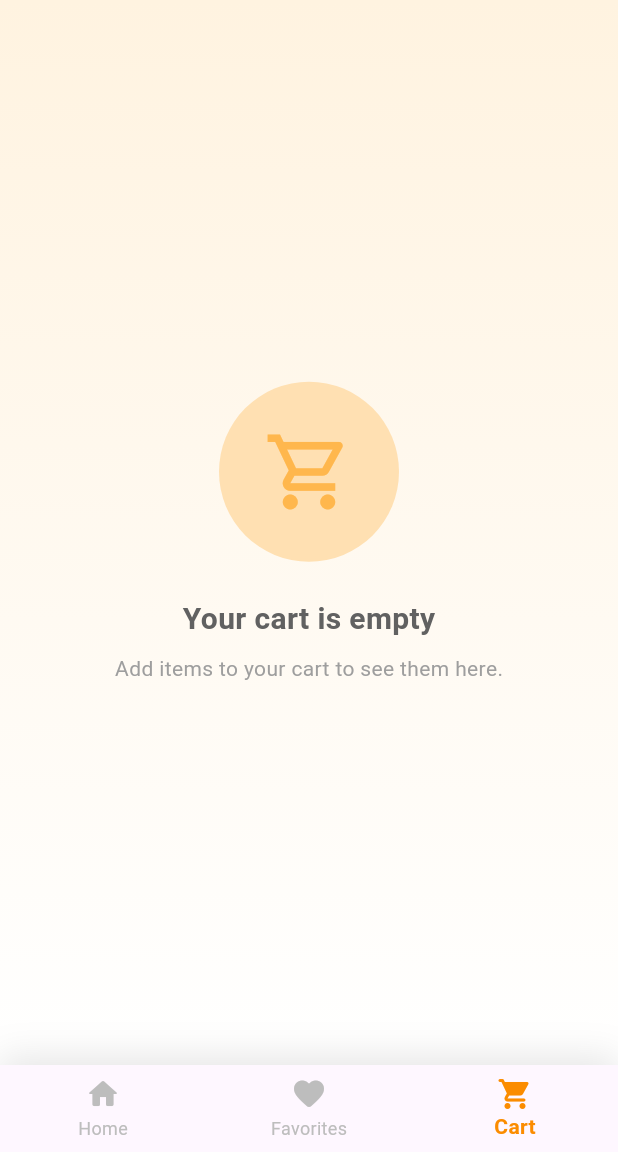
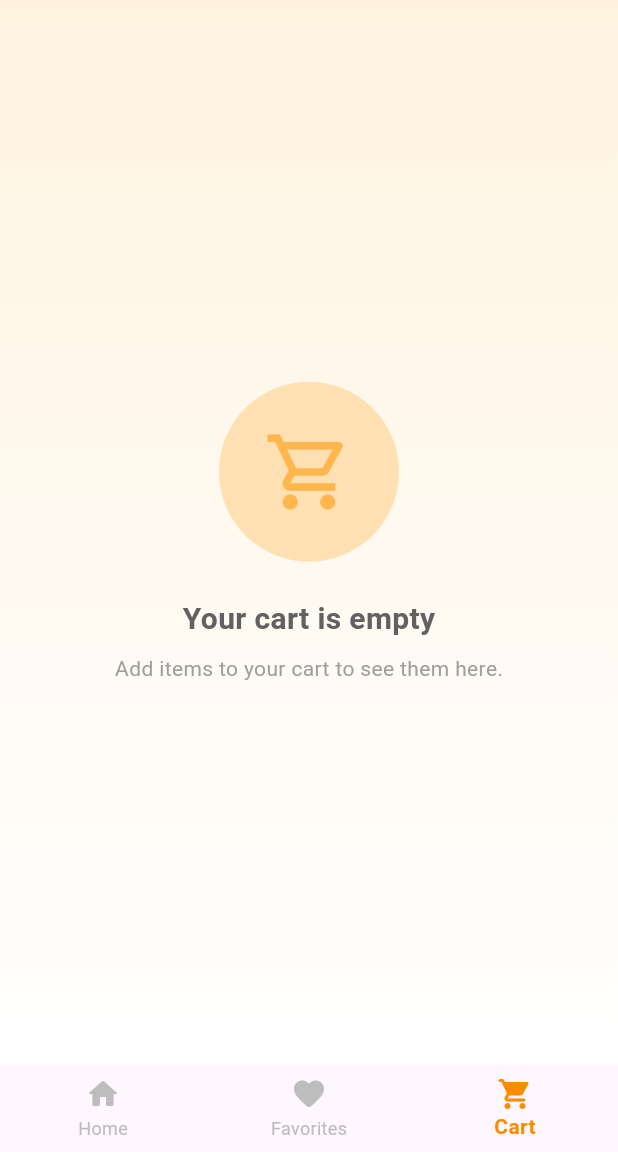
Before and after one commit to envertunasonmez/E-Commerce-App, a Flutter app: the screen it shows once a user with an empty profile is signed in, item 3 of the bottom bar chosen, on a phone screen of 412 x 824 dp, the part 84-1236 px from its top. Run offline on Flutter 3.47's test engine with Material 3 defaults, Android fonts, the phone set to English and light mode, and no system bars; our stand-ins replace firebase_auth, firebase_core, flutter_bloc, lottie; accounts and stored records are empty; network calls fail.

Commit message:
add - theme to navbar

```diff
--- a/lib/view/main_view.dart
+++ b/lib/view/main_view.dart
@@ -209,15 +209,10 @@ class MainView extends StatelessWidget {
             automaticallyImplyLeading: false,
           ),
           body: pages[currentIndex],
-          bottomNavigationBar: Container(
-            decoration: BoxDecoration(
-              boxShadow: [
-                BoxShadow(
-                  color: Colors.black.withOpacity(0.1),
-                  blurRadius: 20,
-                  offset: const Offset(0, -5),
-                ),
-              ],
+          bottomNavigationBar: Theme(
+            data: Theme.of(context).copyWith(
+              splashColor: Colors.transparent,
+              highlightColor: Colors.transparent,
             ),
             child: BottomNavigationBar(
               currentIndex: currentIndex,
```
